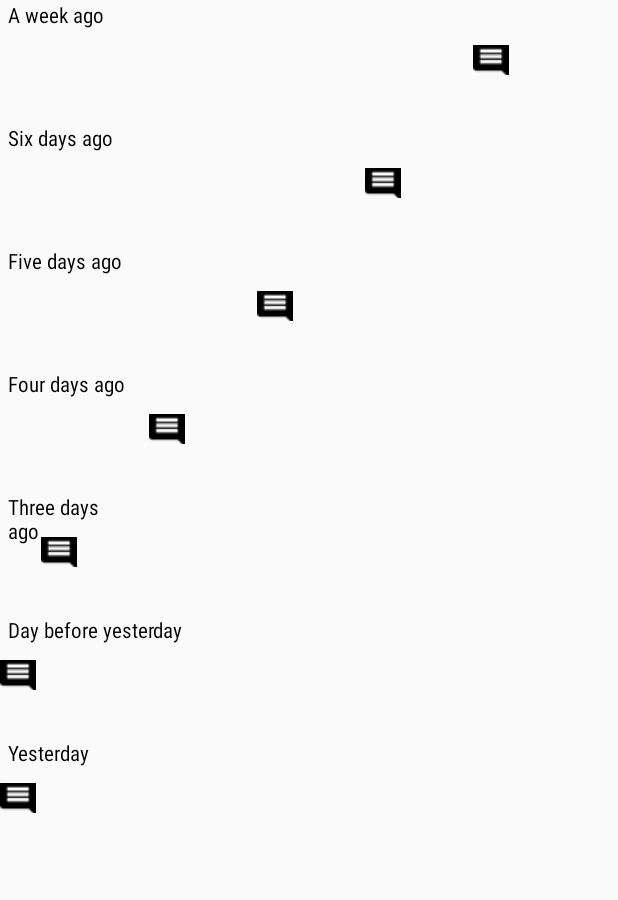
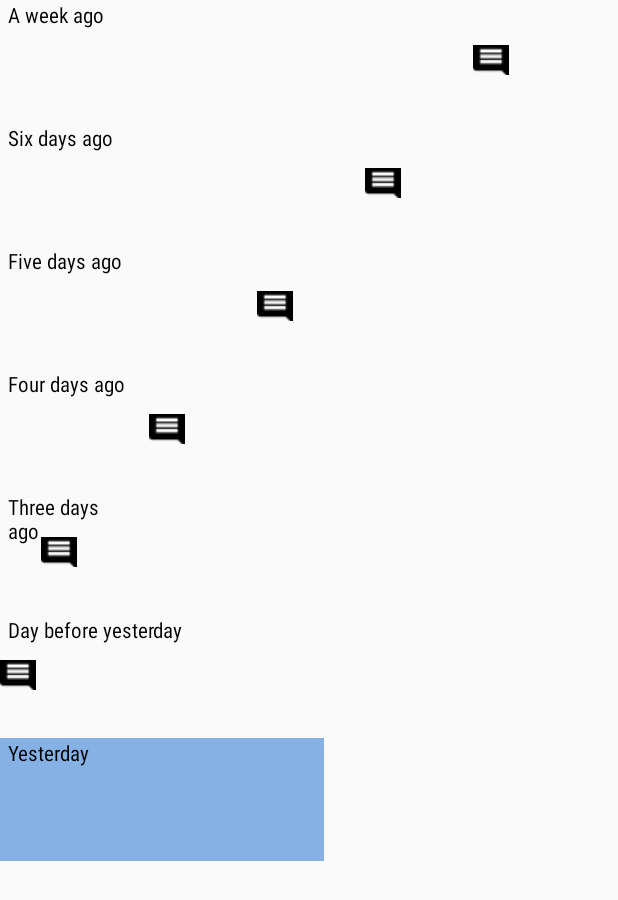
Before and after one commit to micheldu01/MoodTracker2, an Android app: the PageResult screen opened directly, with no data from a screen before it, on a phone screen of 412 x 824 dp. Shown: the top 900 px of the screen. Run offline under Robolectric (Android 15) with nearby library versions, the phone set to English and light mode, and no system bars; 6 statements that could not run were skipped.

Commit message:
ajout de btn_layout et textview_layout

```diff
--- a/app/src/main/java/com/michelapplication/moodtracker/controller/PageResult.java
+++ b/app/src/main/java/com/michelapplication/moodtracker/controller/PageResult.java
@@ -7,6 +7,7 @@ import android.os.Build;
 import android.support.annotation.RequiresApi;
 import android.support.v7.app.AppCompatActivity;
 import android.os.Bundle;
+import android.util.Log;
 import android.view.LayoutInflater;
 import android.view.View;
 import android.view.ViewGroup;
@@ -19,6 +20,7 @@ import android.widget.Toast;
 import com.michelapplication.moodtracker.BDD.Mood;
 import com.michelapplication.moodtracker.BDD.MoodBDD;
 import com.michelapplication.moodtracker.R;
+import com.michelapplication.moodtracker.model.VerticalViewPager;
 
 import java.util.ArrayList;
 
@@ -53,12 +55,11 @@ public class PageResult extends MainActivity {
     private MoodBDD mMoodBDD;
     private ArrayList<Mood> arrayMoods;
     // values for BDD
-    private int choice_color = 1;
-    private int size_color = 1;
-    private int size_comment = 1;
+    private int choice_color;
+    private int size_color;
+    private int size_comment;
     //Toast
     private TextView toast_mood;
-
 
     @RequiresApi(api = Build.VERSION_CODES.N)
     @Override
@@ -95,7 +96,9 @@ public class PageResult extends MainActivity {
         today.get(Calendar.YEAR);
         long diff = today.getTimeInMillis() - saveDay;
         int dayCount = (int)  diff / (24 * 60 * 60 * 1000);
-        //add BDD and Arrray for BDD
+        //test date
+        dayCount = 1;
+        //add BDD and Array for BDD
         mMoodBDD = new MoodBDD(this);
         arrayMoods = new ArrayList<>();
         mMoodBDD.open();
@@ -123,6 +126,8 @@ public class PageResult extends MainActivity {
             dayCount--;
         }
         arrayMoods = mMoodBDD.getMood();
+        Log.i("mooddata","nombre de ligne de la table"+ arrayMoods.size());
+        //mView7.setText(String.valueOf(smiley));
 
         //seven_days
         methodDay(arrayMoods.get(arrayMoods.size()-7).getColor(),
--- a/app/src/main/java/com/michelapplication/moodtracker/model/MpagerAdapter.java
+++ b/app/src/main/java/com/michelapplication/moodtracker/model/MpagerAdapter.java
@@ -9,6 +9,7 @@ import android.os.Build;
 import android.support.annotation.RequiresApi;
 import android.support.v4.view.NestedScrollingChild;
 import android.support.v4.view.PagerAdapter;
+import android.util.Log;
 import android.view.LayoutInflater;
 import android.view.View;
 import android.view.ViewGroup;
@@ -71,6 +72,7 @@ public class MpagerAdapter extends PagerAdapter {
         //add sharedpreferences date and position arraySmiley
         mPreferences  = context.getSharedPreferences(MYMOOD, MODE_PRIVATE);
         mPreferences.edit().putInt(MOOD_TEMPORARY,(position)).commit();
+        Log.i("moodtracker", "page number" + position);
         // add date
         Calendar thatDay = Calendar.getInstance();
         thatDay.get(Calendar.DAY_OF_MONTH);
--- a/app/src/main/java/com/michelapplication/moodtracker/model/VerticalViewPager.java
+++ b/app/src/main/java/com/michelapplication/moodtracker/model/VerticalViewPager.java
@@ -1,10 +1,13 @@
 package com.michelapplication.moodtracker.model;
 
 import android.content.Context;
+import android.media.MediaPlayer;
 import android.support.v4.view.ViewPager;
 import android.util.AttributeSet;
 import android.view.MotionEvent;
 import android.view.View;
+
+import com.michelapplication.moodtracker.R;
 
 /**
  * Created by michel on 06/10/2017.
```
Also changed, not shown: app/src/main/res/layout/btn_layout.xml (added, +16 -0 lines), app/src/main/res/layout/textview_layout.xml (added, +16 -0 lines).
